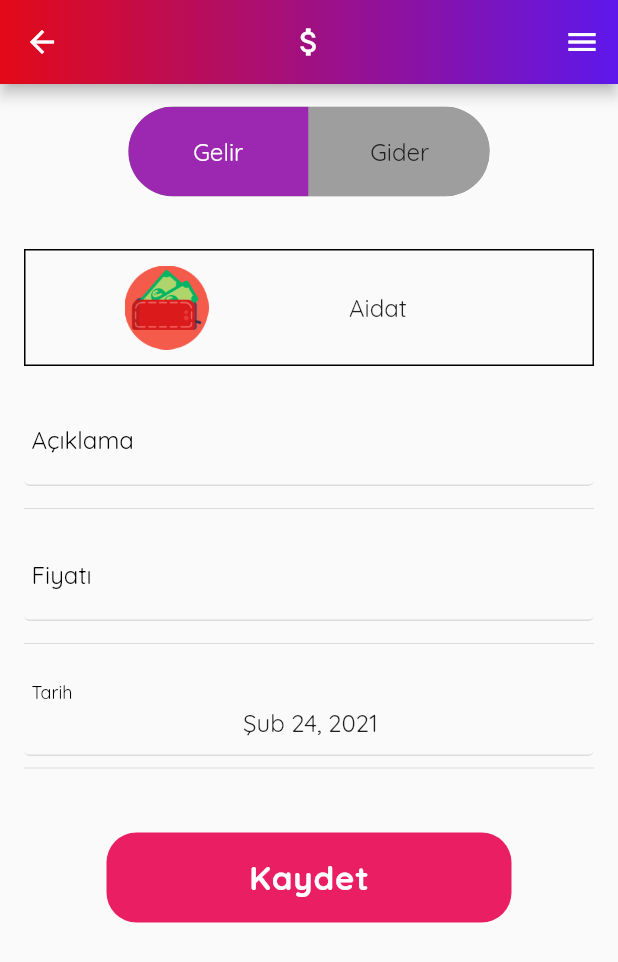
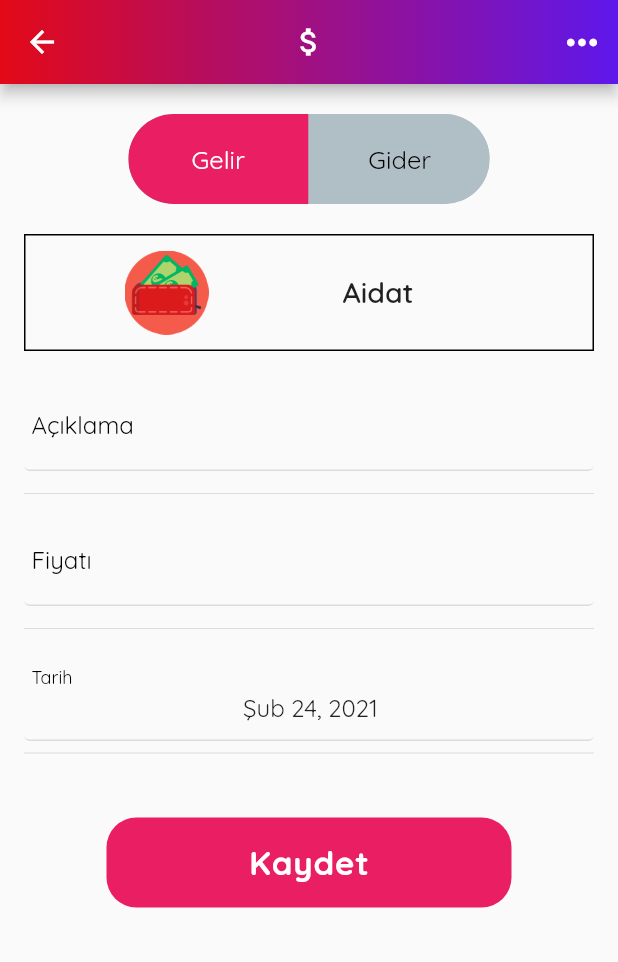
Before and after one commit to GelirGider/gelir_gider, a Flutter app: the AddingExpense screen opened directly, on a phone screen of 412 x 824 dp. Shown: the top 962 px of the screen. Run offline on Flutter 3.47's test engine with Material 2 defaults, Android fonts, the phone set to English and light mode, and no system bars; drawn by our look-alikes of date_time_picker, toggle_switch; our stand-ins replace google_fonts, gradient_app_bar, jiffy, percent_indicator, shared_preferences, sqflite; missing offline and left inert: currency_picker; accounts and stored records are empty.

Commit message:
UI changed

```diff
--- a/lib/screens/adding_expense_screen.dart
+++ b/lib/screens/adding_expense_screen.dart
@@ -109,6 +109,21 @@ class _AddingExpenseState extends State<AddingExpense>
                       Color.fromRGBO(94, 23, 235, 1)
                     ]),
           centerTitle: true,
+          actions: [
+            Builder(
+              builder: (context) => IconButton(
+                icon: Icon(
+                  Icons.more_horiz,
+                  size: 30.0,
+                ),
+                onPressed: () => Scaffold.of(context).openEndDrawer(),
+                tooltip:
+                MaterialLocalizations.of(context).openAppDrawerTooltip,
+
+                ///it opens a drawer
+              ),
+            ),
+          ],
           title: Icon(Icons.attach_money),
 //            bottom: TabBar(
 //              onTap: (index) {},
@@ -129,17 +144,17 @@ class _AddingExpenseState extends State<AddingExpense>
                 child: Column(
                   children: [
                     Padding(
-                      padding: EdgeInsets.symmetric(vertical: 15),
+                      padding: EdgeInsets.only(top: 20.0),
                       child: ToggleSwitch(
                         minWidth: 120.0,
                         minHeight: 60.0,
-                        fontSize: 16.0,
+                        fontSize: 17.0,
                         initialLabelIndex: 0,
                         cornerRadius: 60.0,
-                        activeBgColor: Colors.purple,
+                        activeBgColor: Colors.pink,
                         activeFgColor: Colors.white,
-                        inactiveBgColor: Colors.grey,
-                        inactiveFgColor: Colors.grey[900],
+                        inactiveBgColor: Colors.blueGrey[200],
+                        inactiveFgColor: Colors.black,
                         labels: [
                           S.of(context).AddingScreenIncome,
                           S.of(context).AddingScreenExpense,
@@ -184,7 +199,9 @@ class _AddingExpenseState extends State<AddingExpense>
                                   title: Text(
                                     category.categoryName,
                                     textAlign: TextAlign.center,
-                                    style: TextStyle(),
+                                    style: TextStyle(fontSize: 19.0,
+                                      fontWeight: FontWeight.w600,
+                                    ),
                                   ),
                                 ),
                               ),
```
Also changed, not shown: lib/screens/language_selection_screen.dart (+9 -6 lines).
